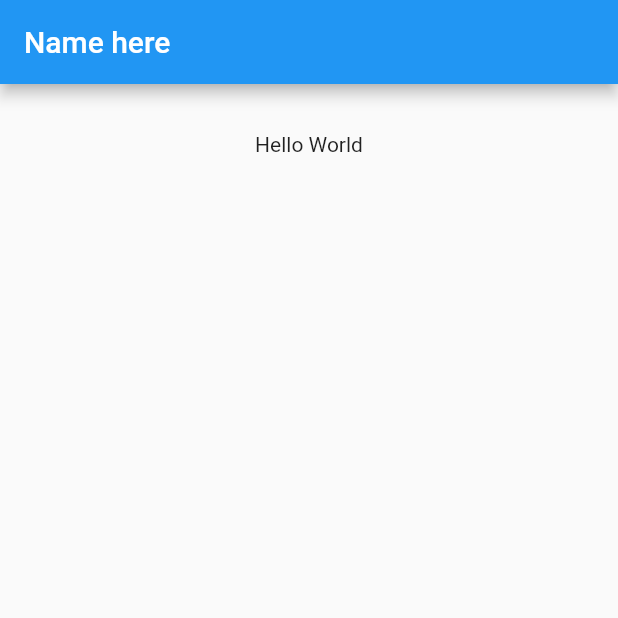
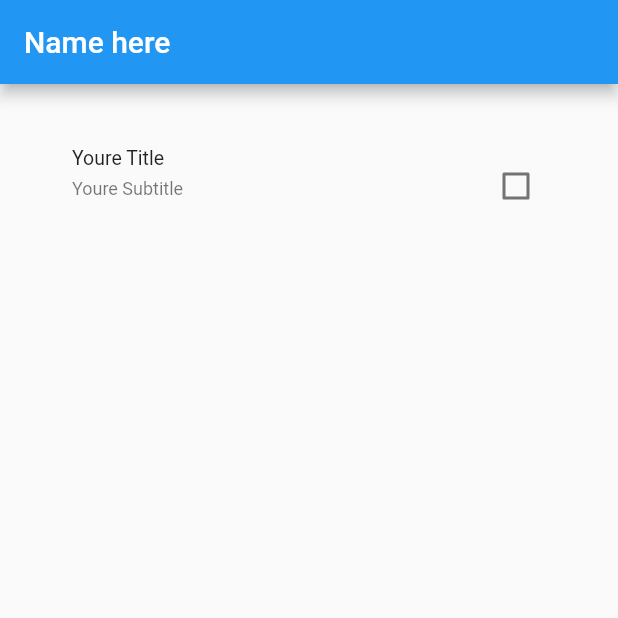
Before and after one commit to BackdoorIncorp/CheckBox, a Flutter app: the screen it shows after launch, on a phone screen of 412 x 824 dp, the top half of it. Run offline on Flutter 3.47's test engine with Material 2 defaults, Android fonts, the phone set to English and light mode, and no system bars.

Commit message:
Updated newer version

```diff
--- a/lib/main.dart
+++ b/lib/main.dart
@@ -29,7 +29,14 @@ class _State extends State<MyApplication> {
         child: new Center(
           child: new Column(
             children: <Widget>[
-              new Text("Hello World")
+              new CheckboxListTile(value: value2,
+                  title: new Text("Youre Title"),
+                  activeColor: Color.lerp(Colors.redAccent, Colors.lightBlue, 20),
+                  subtitle: new Text("Youre Subtitle"),
+                  dense: true,
+                  isThreeLine: true,
+                  onChanged: value2changed
+              )
             ],
           ),
         ),
```
